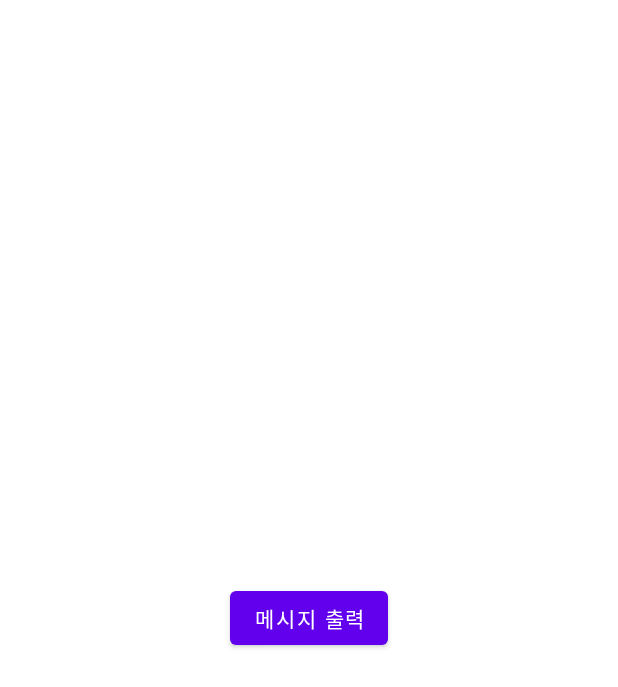
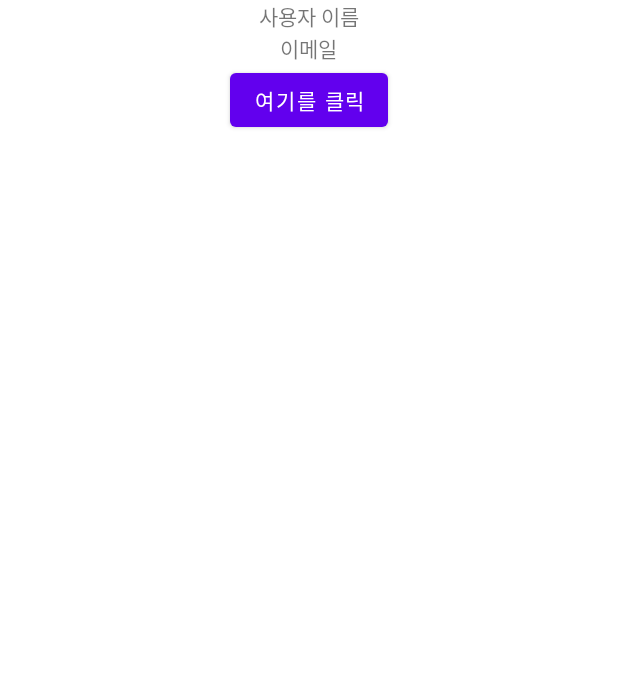
Before and after one commit to thalals/AndroidStudio_Study, an Android app: the layout activity_main.xml on its own in the app's theme, with its tools: preview values and no code run, on a phone screen of 412 x 824 dp. Shown: the top 687 px of the screen. Run offline under Robolectric (Android 15) with nearby library versions, the phone set to English and light mode, and no system bars.

Commit message:
7-3 사용자 정보입력 앱

```diff
--- a/androidstudio_school/73Toast/app/src/main/res/layout/activity_main.xml
+++ b/androidstudio_school/73Toast/app/src/main/res/layout/activity_main.xml
@@ -5,12 +5,25 @@
     android:layout_width="match_parent"
     android:layout_height="match_parent"
     tools:context=".MainActivity"
-    android:gravity="center">
+    android:orientation="vertical"
+    android:gravity="center_horizontal">
+
+    <TextView
+        android:layout_width="wrap_content"
+        android:layout_height="wrap_content"
+        android:id="@+id/tvName"
+        android:text="사용자 이름"/>
+
+    <TextView
+        android:layout_width="wrap_content"
+        android:layout_height="wrap_content"
+        android:id="@+id/tvEmail"
+        android:text="이메일"/>
 
     <Button
         android:layout_width="wrap_content"
         android:layout_height="wrap_content"
         android:id="@+id/button1"
-        android:text="메시지 출력"/>
+        android:text="여기를 클릭"/>
 
 </LinearLayout>
```
Also changed, not shown: androidstudio_school/73Toast/app/src/main/java/com/example/a7_3toast/MainActivity.java (+43 -9 lines), androidstudio_school/73Toast/app/src/main/res/layout/dialog1.xml (added, +22 -0 lines), androidstudio_school/73Toast/app/src/main/res/layout/toast1.xml (added, +22 -0 lines), androidstudio_school/73Toast/app/src/main/res/drawable/pic01.jpg (added), 2 other files.
